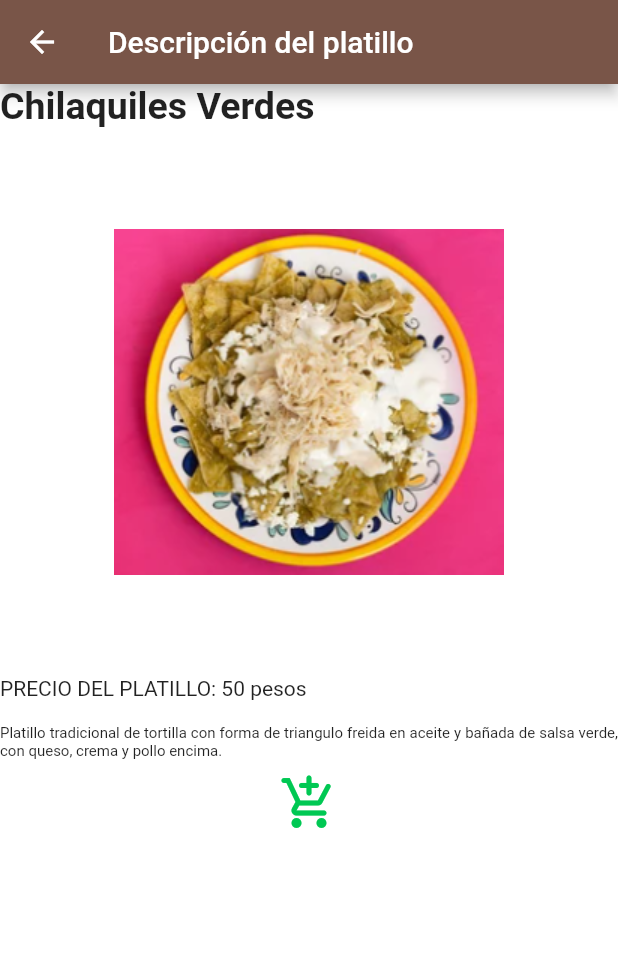
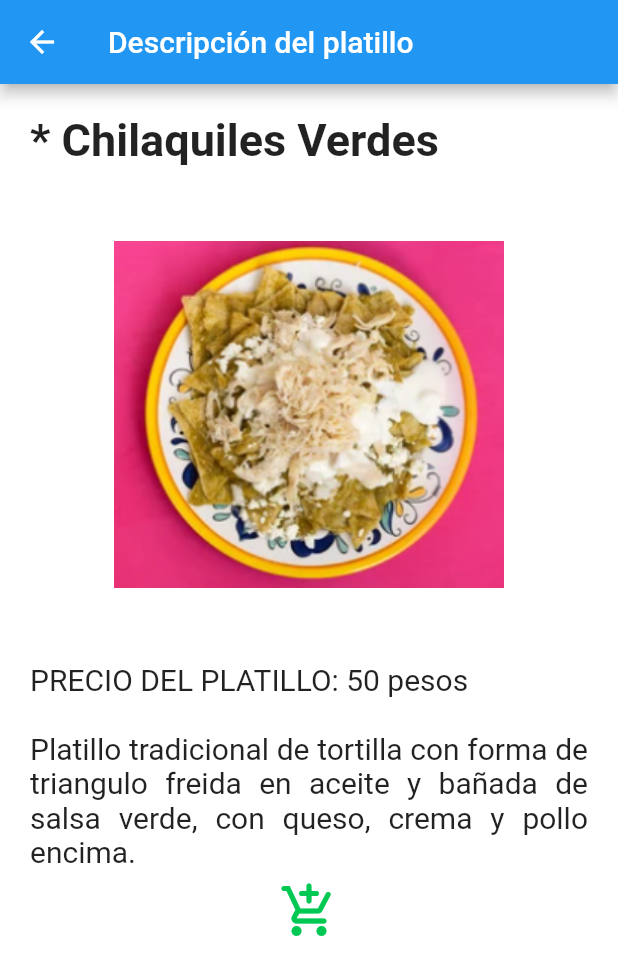
Before and after one commit to JoseRamonHernandez/SGR_MOVIL, a Flutter app: the Detail screen opened directly, on a phone screen of 412 x 824 dp. Shown: the top 975 px of the screen. Run offline on Flutter 3.47's test engine with Material 2 defaults, Android fonts, the light colour scheme and no system bars; missing offline and left inert: dart:html.

Commit message:
actualizaciones en el front de detalles

```diff
--- a/lib/pages/detail.dart
+++ b/lib/pages/detail.dart
@@ -32,18 +32,23 @@ class Detail extends StatelessWidget {
       appBar: AppBar(
           title: Text("Descripción del platillo",
               style: TextStyle(color: Colors.white)),
-          backgroundColor: Colors.brown),
+          backgroundColor: Colors.blue),
       // bottomNavigationBar: BNavigator(),
-      body: ListView(
+      body: Padding(
+        padding: const EdgeInsets.all(20.0),
+        child: ListView(
           children: <Widget>[
-          Text("Chilaquiles Verdes",
-              style: TextStyle(fontSize: 25, fontWeight: FontWeight.bold)),
+            Text("* Chilaquiles Verdes",
+                style: TextStyle(fontSize: 30, fontWeight: FontWeight.bold)),
             Image.asset('assets/chilaquiles-verdes.png'),
             // Text("\n"),
-          Text("PRECIO DEL PLATILLO: 50 pesos \n"),
+            Text(
+              "PRECIO DEL PLATILLO: 50 pesos \n",
+              style: TextStyle(fontSize: 20),
+            ),
             Text(
                 "Platillo tradicional de tortilla con forma de triangulo freida en aceite y bañada de salsa verde, con queso, crema y pollo encima. ",
-              style: TextStyle(fontSize: 10.0),
+                style: TextStyle(fontSize: 20.0),
                 textAlign: TextAlign.justify),
             IconButton(
               icon: Icon(Icons.add_shopping_cart_rounded),
@@ -56,6 +61,7 @@ class Detail extends StatelessWidget {
             ),
           ],
         ),
+      ),
     );
   }
 }
```
Lines whose indentation alone changed are shown as unchanged.
